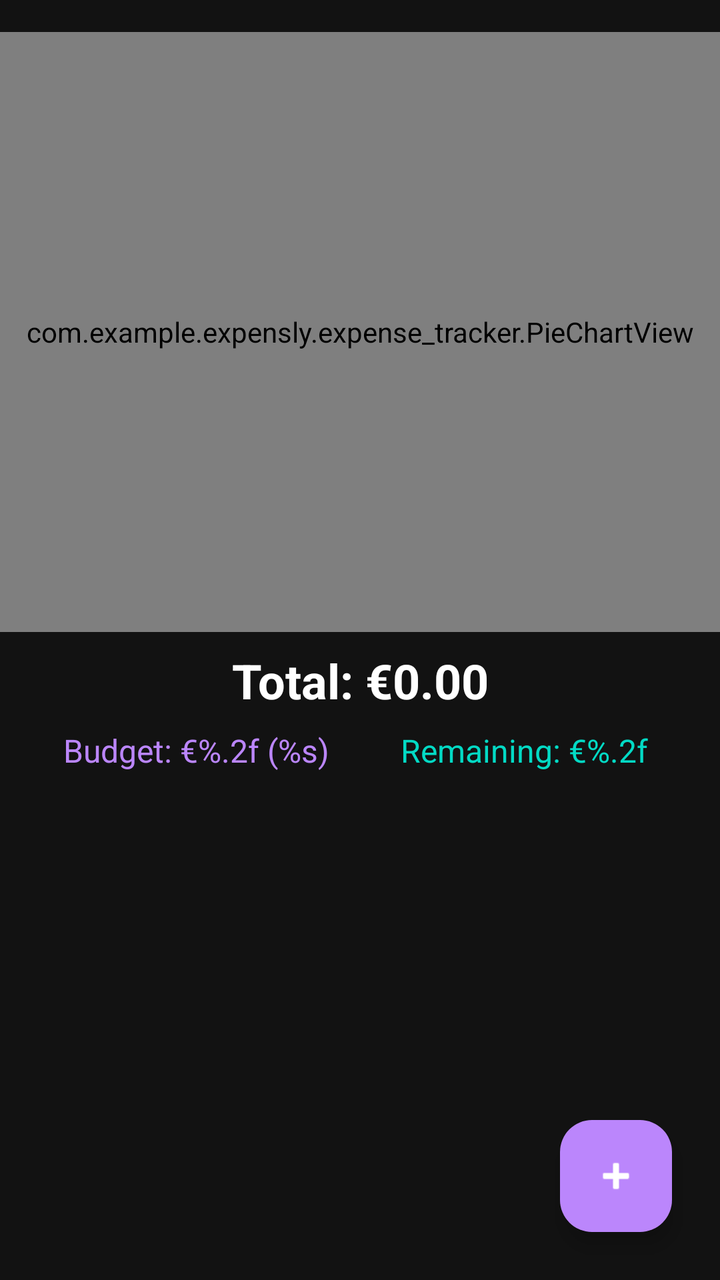
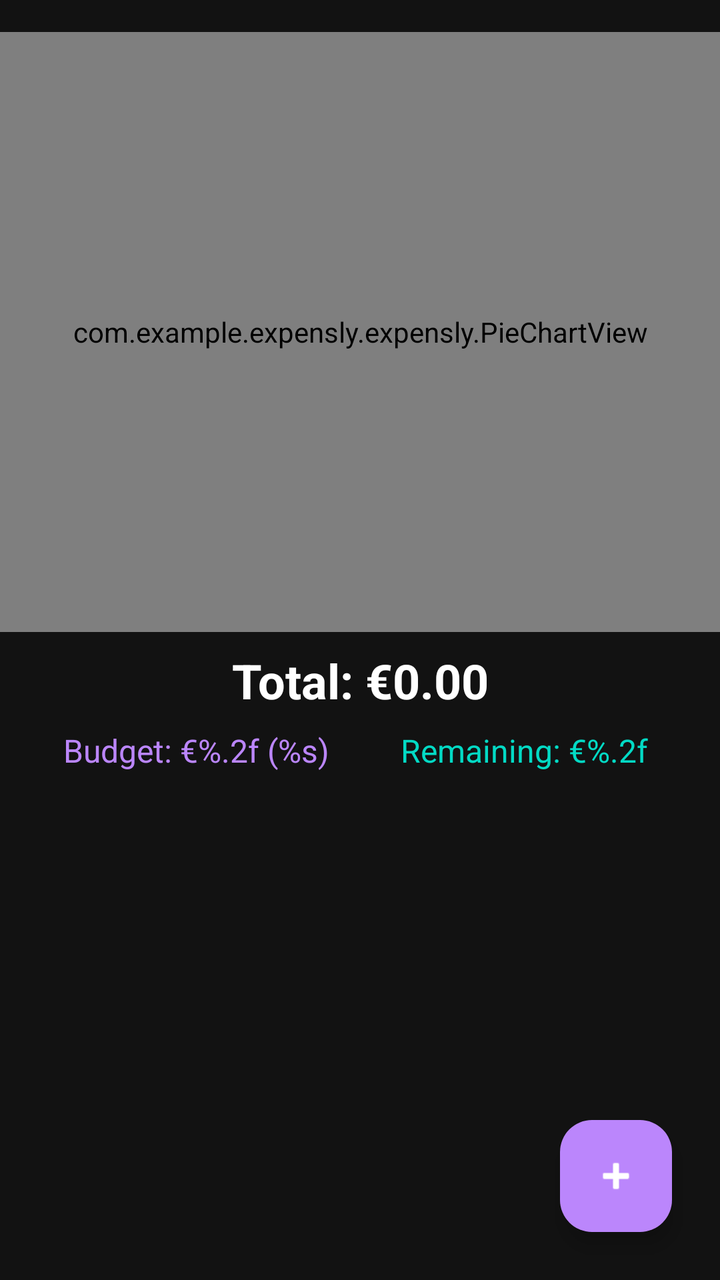

Two renders of the same Android screen: before a commit and after it. Below are the layout's source before the change and the commit's diff.
<!-- AndroidManifest.xml: application theme Theme.Expensly -->
<!-- res/layout/activity_main.xml -->
<?xml version="1.0" encoding="utf-8"?>

<androidx.coordinatorlayout.widget.CoordinatorLayout
    xmlns:android="http://schemas.android.com/apk/res/android"
    xmlns:app="http://schemas.android.com/apk/res-auto"
    xmlns:tools="http://schemas.android.com/tools"
    android:layout_width="match_parent"
    android:layout_height="match_parent"
    android:background="#121212"
    tools:context=".expense_tracker.MainActivity">

    <LinearLayout
        android:layout_width="match_parent"
        android:layout_height="match_parent"
        android:orientation="vertical">

        
        <com.example.expensly.expense_tracker.PieChartView
            android:id="@+id/pieChartView"
            android:layout_width="match_parent"
            android:layout_height="300dp"
            android:layout_marginTop="16dp" />

        
        <TextView
            android:id="@+id/tvTotalAmount"
            android:layout_width="match_parent"
            android:layout_height="wrap_content"
            android:gravity="center"
            android:padding="8dp"
            android:text="Total: €0.00"
            android:textColor="#FFFFFF"
            android:textSize="24sp"
            android:textStyle="bold" />

        
        <LinearLayout
            android:layout_width="match_parent"
            android:layout_height="wrap_content"
            android:orientation="horizontal"
            android:paddingBottom="16dp"
            android:paddingLeft="16dp"
            android:paddingRight="16dp">

            <TextView
                android:id="@+id/tvBudget"
                android:layout_width="0dp"
                android:layout_height="wrap_content"
                android:layout_weight="1"
                android:gravity="center"
                android:text="@string/budget_label"
                android:textColor="#BB86FC"
                android:textSize="16sp" />

            <TextView
                android:id="@+id/tvSavings"
                android:layout_width="0dp"
                android:layout_height="wrap_content"
                android:layout_weight="1"
                android:gravity="center"
                android:text="@string/savings_label"
                android:textColor="#03DAC5"
                android:textSize="16sp" />

        </LinearLayout>

        <FrameLayout
            android:layout_width="match_parent"
            android:layout_height="0dp"
            android:layout_weight="1">

            
            <androidx.recyclerview.widget.RecyclerView
                android:id="@+id/recyclerView"
                android:layout_width="match_parent"
                android:layout_height="match_parent"
                android:padding="8dp"
                android:clipToPadding="false" />

            
            <TextView
                android:id="@+id/tvEmptyState"
                android:layout_width="wrap_content"
                android:layout_height="wrap_content"
                android:layout_gravity="center"
                android:text="No expenses yet.\nTap + to add one!"
                android:gravity="center"
                android:textColor="#888888"
                android:visibility="gone" />

        </FrameLayout>

    </LinearLayout>

    
    <com.google.android.material.floatingactionbutton.FloatingActionButton
        android:id="@+id/fabAddExpense"
        android:layout_width="wrap_content"
        android:layout_height="wrap_content"
        android:layout_gravity="bottom|end"
        android:layout_margin="24dp"
        app:srcCompat="@android:drawable/ic_input_add"
        app:tint="#FFFFFF"
        app:backgroundTint="#BB86FC" />

</androidx.coordinatorlayout.widget.CoordinatorLayout>
<!-- resources referenced by this layout -->
<resources>
  <string name="budget_label">Budget: €%.2f (%s)</string>
  <string name="savings_label">Remaining: €%.2f</string>
  <style name="Theme.Expensly" parent="Base.Theme.Expensly" />
  <style name="Base.Theme.Expensly" parent="Theme.Material3.DayNight.NoActionBar">
          
          
      </style>
</resources>

<!-- the commit's change to res/layout/activity_main.xml (unified diff, before → after) -->
@@ -7,7 +7,7 @@
     android:layout_width="match_parent"
     android:layout_height="match_parent"
     android:background="#121212"
-    tools:context=".expense_tracker.MainActivity">
+    tools:context=".expensly.MainActivity">
 
     <LinearLayout
         android:layout_width="match_parent"
@@ -15,7 +15,7 @@
         android:orientation="vertical">
 
         
-        <com.example.expensly.expense_tracker.PieChartView
+        <com.example.expensly.expensly.PieChartView
             android:id="@+id/pieChartView"
             android:layout_width="match_parent"
             android:layout_height="300dp"
